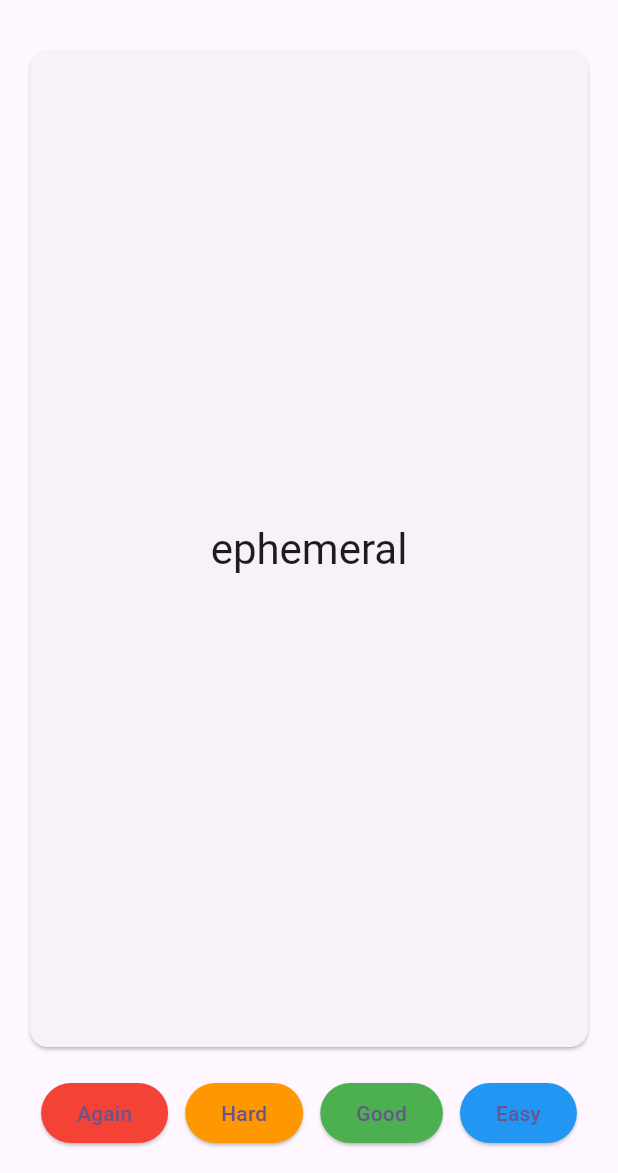
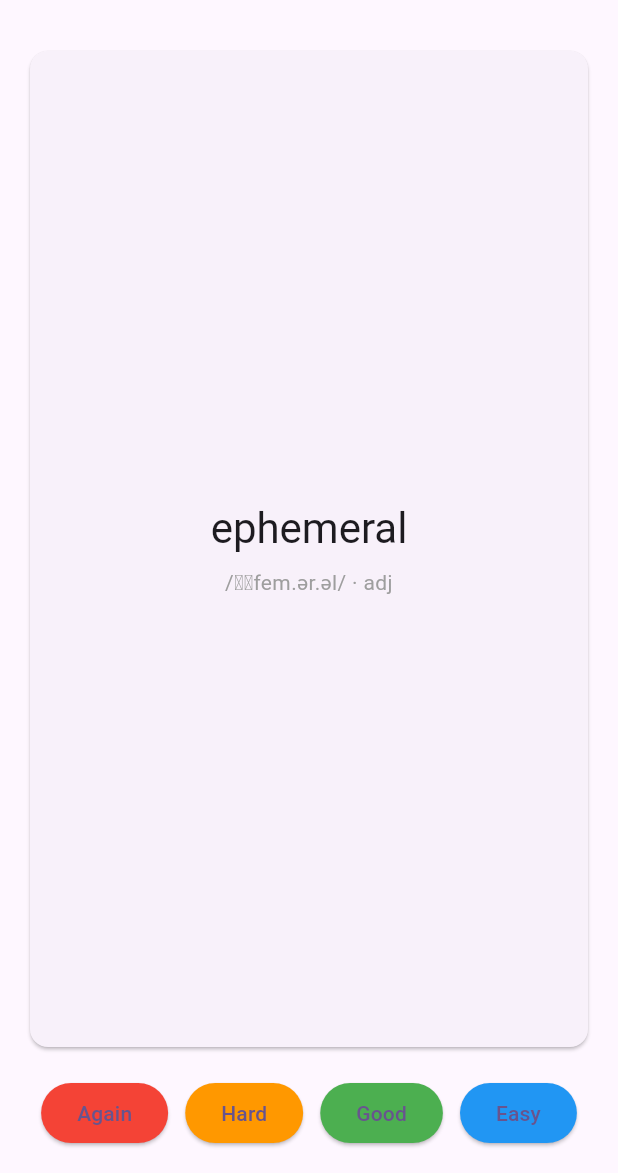
Before and after one commit to minhduc3404/voca, a Flutter app: the screen it shows after launch, on a phone screen of 412 x 824 dp, the part 63-1236 px from its top. Run offline on Flutter 3.47's test engine with Material 3 defaults, Android fonts, the phone set to English and light mode, and no system bars; our stand-ins replace flutter_riverpod; generated files the repository leaves out were written again.

Commit message:
feat(study): bổ sung phonetic/partOfSpeech/exampleSentence vào StudyCard
Sau khi review sample data VocabularyTable, term+definition trần không đủ
cho một thẻ từ vựng dùng thật (thiếu phiên âm để đọc đúng, câu ví dụ để có
ngữ cảnh ghi nhớ theo SRS). Quyết định (2026-07-30):
- Thêm phonetic, partOfSpeech, exampleSentence vào StudyCard + schema
  VocabularyTable trong PLAN-PHASE-1-2.md
- Giữ nguyên field `language` — app cố định học tiếng Anh (en), UI/definition
  tiếng Việt, không cần termLanguage/definitionLanguage riêng

- domain/study_card.dart: thêm 3 field required
- data/fake_progress_repository.dart: cập nhật seed data đủ IPA/từ loại/câu
  ví dụ cho cả 8 từ
- presentation/widgets/word_card.dart: hiển thị phonetic+partOfSpeech ở mặt
  trước, exampleSentence ở mặt sau
- test/.../memo_screen_test.dart: cập nhật StudyCard mẫu cho khớp field mới

Verify: dart analyze sạch, flutter test 16/16 pass.

Co-Authored-By: Claude Sonnet 5 <noreply@anthropic.com>
Claude-Session: https://claude.ai/code/session_011stk9UFKGHmYSo5Q6BmMVU

```diff
--- a/lib/features/study/domain/study_card.dart
+++ b/lib/features/study/domain/study_card.dart
@@ -4,10 +4,16 @@ class StudyCard {
     required this.term,
     required this.definition,
     required this.language,
+    required this.phonetic,
+    required this.partOfSpeech,
+    required this.exampleSentence,
   });
 
   final int id;
   final String term;
   final String definition;
   final String language;
+  final String phonetic;
+  final String partOfSpeech;
+  final String exampleSentence;
 }
--- a/lib/features/study/presentation/widgets/word_card.dart
+++ b/lib/features/study/presentation/widgets/word_card.dart
@@ -2,7 +2,8 @@ import 'package:flutter/material.dart';
 
 import '../../domain/study_card.dart';
 
-/// Hiển thị mặt trước (term) / mặt sau (definition) của thẻ học, chạm để lật.
+/// Hiển thị mặt trước (term + phiên âm + từ loại) / mặt sau (definition +
+/// câu ví dụ) của thẻ học, chạm để lật.
 class WordCard extends StatefulWidget {
   const WordCard({required this.card, super.key});
 
@@ -25,20 +26,74 @@ class _WordCardState extends State<WordCard> {
 
   @override
   Widget build(BuildContext context) {
+    final textTheme = Theme.of(context).textTheme;
+
     return GestureDetector(
       onTap: () => setState(() => _showDefinition = !_showDefinition),
       child: Card(
         child: Padding(
           padding: const EdgeInsets.all(24),
           child: Center(
-            child: Text(
-              _showDefinition ? widget.card.definition : widget.card.term,
-              style: Theme.of(context).textTheme.headlineMedium,
-              textAlign: TextAlign.center,
-            ),
+            child: _showDefinition
+                ? _CardBack(card: widget.card, textTheme: textTheme)
+                : _CardFront(card: widget.card, textTheme: textTheme),
           ),
         ),
       ),
     );
   }
 }
+
+class _CardFront extends StatelessWidget {
+  const _CardFront({required this.card, required this.textTheme});
+
+  final StudyCard card;
+  final TextTheme textTheme;
+
+  @override
+  Widget build(BuildContext context) {
+    return Column(
+      mainAxisSize: MainAxisSize.min,
+      children: [
+        Text(
+          card.term,
+          style: textTheme.headlineMedium,
+          textAlign: TextAlign.center,
+        ),
+        const SizedBox(height: 8),
+        Text(
+          '${card.phonetic} · ${card.partOfSpeech}',
+          style: textTheme.bodyMedium?.copyWith(color: Colors.grey),
+          textAlign: TextAlign.center,
+        ),
+      ],
+    );
+  }
+}
+
+class _CardBack extends StatelessWidget {
+  const _CardBack({required this.card, required this.textTheme});
+
+  final StudyCard card;
+  final TextTheme textTheme;
+
+  @override
+  Widget build(BuildContext context) {
+    return Column(
+      mainAxisSize: MainAxisSize.min,
+      children: [
+        Text(
+          card.definition,
+          style: textTheme.headlineMedium,
+          textAlign: TextAlign.center,
+        ),
+        const SizedBox(height: 12),
+        Text(
+          card.exampleSentence,
+          style: textTheme.bodyMedium?.copyWith(fontStyle: FontStyle.italic),
+          textAlign: TextAlign.center,
+        ),
+      ],
+    );
+  }
+}
```
Also changed, not shown: lib/features/study/data/fake_progress_repository.dart (+77 -8 lines), 2 other files.
